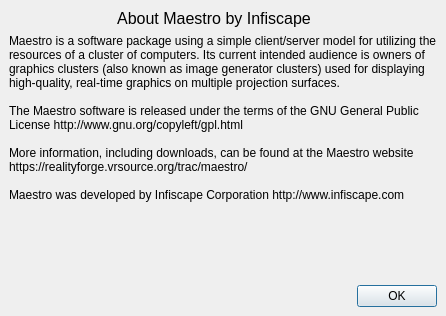
First picture: the form in trunk/maestro/gui/AboutDialogBase.ui, repository patrickhartling/maestro, before the edit.
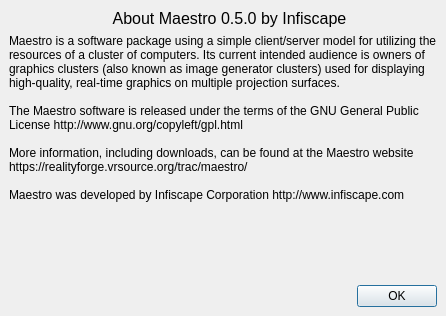
Second picture: the form after the edit. Icons and pictures are not drawn.

Commit message: Include the Maestro version number in the "about" dialog box. This is yet another place that the version number has to be updated, but I do not see a better way of doing this (yet).

Diff of the .ui file:
```diff
--- a/trunk/maestro/gui/AboutDialogBase.ui
+++ b/trunk/maestro/gui/AboutDialogBase.ui
@@ -56,10 +56,7 @@
         </font>
        </property>
        <property name="text" >
-        <string>&lt;html>&lt;head>&lt;meta name="qrichtext" content="1" />&lt;style type="text/css">
-p, li { white-space: pre-wrap; }
-&lt;/style>&lt;/head>&lt;body style=" font-family:'Sans Serif'; font-size:12pt; font-weight:400; font-style:normal; text-decoration:none;">
-&lt;p style=" margin-top:0px; margin-bottom:0px; margin-left:0px; margin-right:0px; -qt-block-indent:0; text-indent:0px;">About Maestro by Infiscape       &lt;/p>&lt;/body>&lt;/html></string>
+        <string>About Maestro 0.5.0 by Infiscape</string>
        </property>
        <property name="alignment" >
         <set>Qt::AlignCenter</set>
```
The commit also changes 1 other file.
